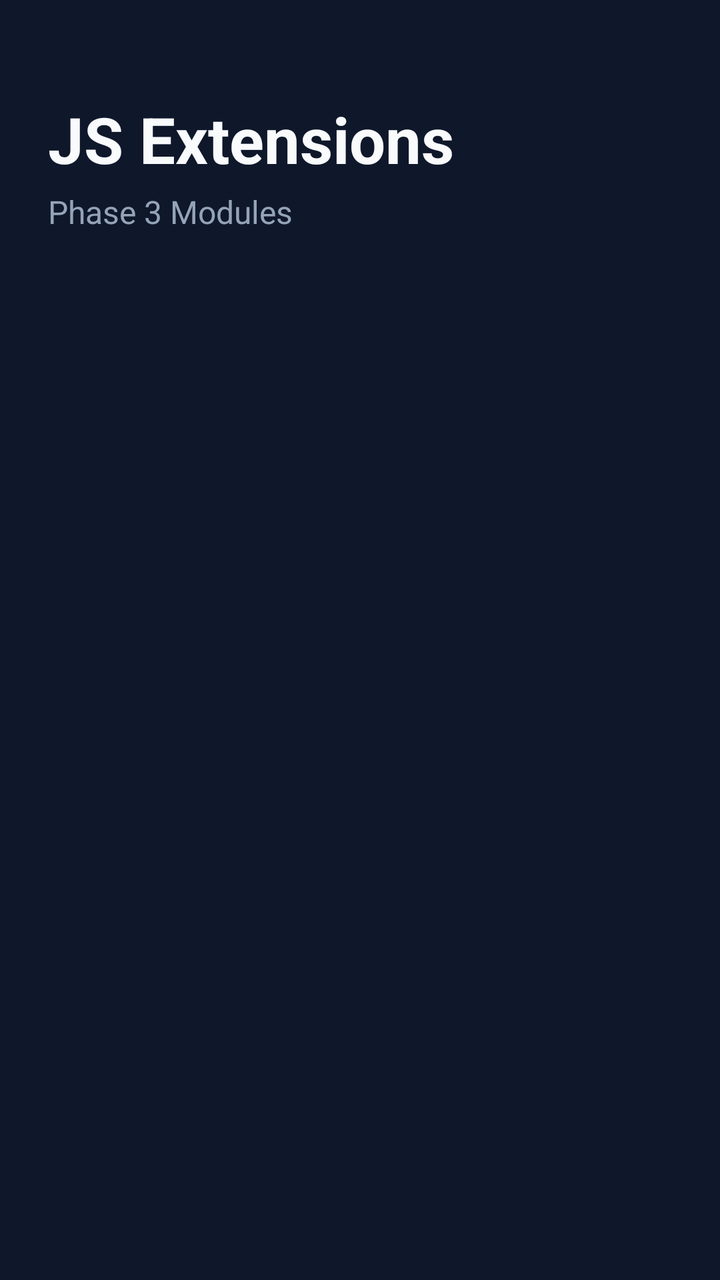
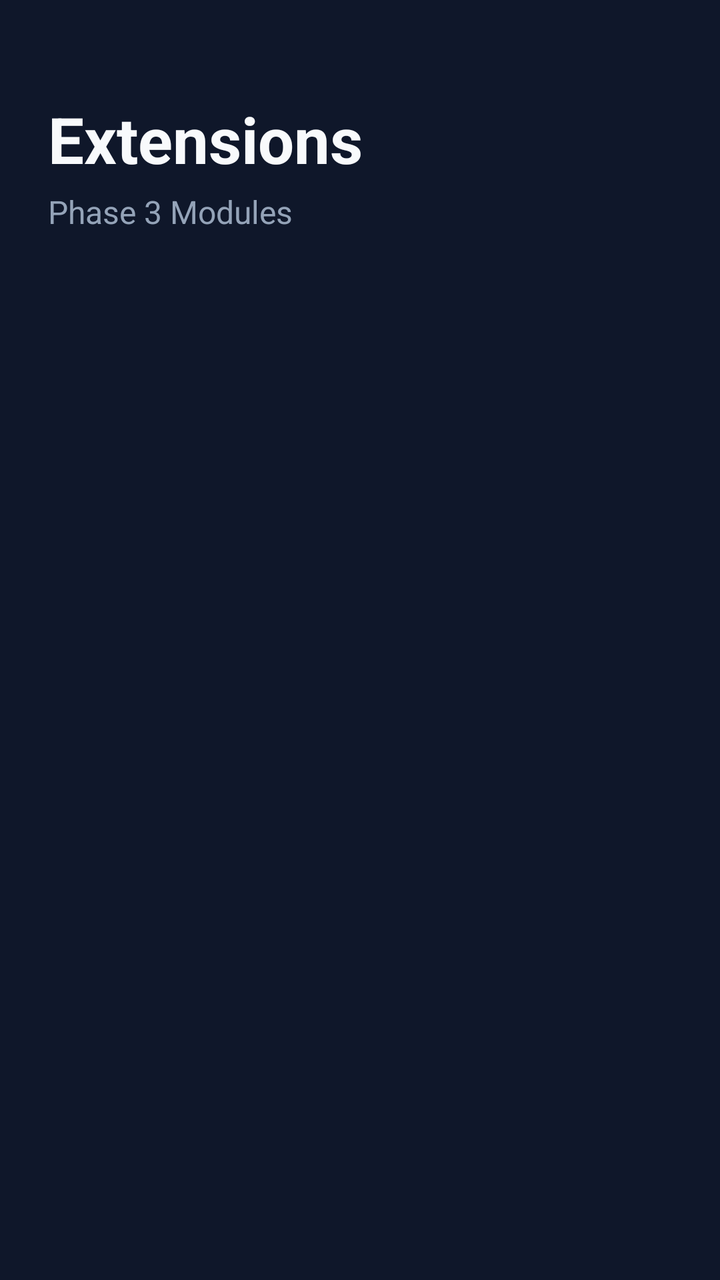

Screens rendered from an Android XML layout before and after an edit, with the pre-edit source and the edit as a unified diff.
<!-- AndroidManifest.xml: activity theme Theme.MaterialComponents.DayNight.NoActionBar -->
<!-- res/layout/activity_js_dashboard.xml -->
<?xml version="1.0" encoding="utf-8"?>
<androidx.constraintlayout.widget.ConstraintLayout 
    xmlns:android="http://schemas.android.com/apk/res/android"
    xmlns:app="http://schemas.android.com/apk/res-auto"
    android:layout_width="match_parent"
    android:layout_height="match_parent"
    android:background="#0F172A">

    <TextView
        android:id="@+id/tv_title"
        android:layout_width="wrap_content"
        android:layout_height="wrap_content"
        android:text="JS Extensions"
        android:textSize="32sp"
        android:textStyle="bold"
        android:textColor="#F8FAFC"
        android:layout_marginTop="48dp"
        android:layout_marginStart="24dp"
        app:layout_constraintTop_toTopOf="parent"
        app:layout_constraintStart_toStartOf="parent"/>

    <TextView
        android:id="@+id/tv_subtitle"
        android:layout_width="wrap_content"
        android:layout_height="wrap_content"
        android:text="Phase 3 Modules"
        android:textSize="16sp"
        android:textColor="#94A3B8"
        android:layout_marginStart="24dp"
        android:layout_marginTop="4dp"
        app:layout_constraintTop_toBottomOf="@id/tv_title"
        app:layout_constraintStart_toStartOf="parent"/>

    <androidx.recyclerview.widget.RecyclerView
        android:id="@+id/recycler_view"
        android:layout_width="0dp"
        android:layout_height="0dp"
        android:layout_marginTop="24dp"
        android:clipToPadding="false"
        android:padding="12dp"
        app:layout_constraintTop_toBottomOf="@id/tv_subtitle"
        app:layout_constraintBottom_toBottomOf="parent"
        app:layout_constraintStart_toStartOf="parent"
        app:layout_constraintEnd_toEndOf="parent" />

</androidx.constraintlayout.widget.ConstraintLayout>
<!-- resources referenced by this layout -->
<resources>

</resources>

<!-- the commit's change to res/layout/activity_js_dashboard.xml (unified diff, before → after) -->
@@ -10,7 +10,7 @@
         android:id="@+id/tv_title"
         android:layout_width="wrap_content"
         android:layout_height="wrap_content"
-        android:text="JS Extensions"
+        android:text="Extensions"
         android:textSize="32sp"
         android:textStyle="bold"
         android:textColor="#F8FAFC"
@@ -43,4 +43,18 @@
         app:layout_constraintStart_toStartOf="parent"
         app:layout_constraintEnd_toEndOf="parent" />
 
+    <TextView
+        android:id="@+id/tv_empty"
+        android:layout_width="wrap_content"
+        android:layout_height="wrap_content"
+        android:text="No extensions found.\nDrop your extension folders into:\n/sdcard/PolymathExtensions/"
+        android:textColor="#FFFFFF"
+        android:textSize="16sp"
+        android:textAlignment="center"
+        android:visibility="gone"
+        app:layout_constraintTop_toTopOf="parent"
+        app:layout_constraintBottom_toBottomOf="parent"
+        app:layout_constraintStart_toStartOf="parent"
+        app:layout_constraintEnd_toEndOf="parent" />
+
 </androidx.constraintlayout.widget.ConstraintLayout>
